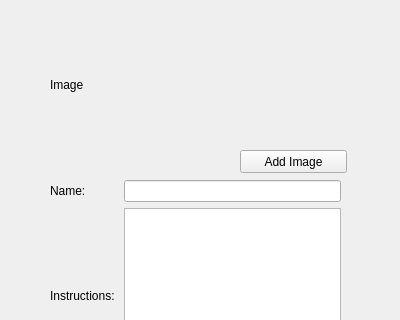
Before: the Qt Designer form src/addexercisewindow.ui in Nickswoboda/HEPBuilder, drawn with Qt 5; both pictures show x 0 to 400 and y 0 to 320 of the 400 by 500 pixel window.
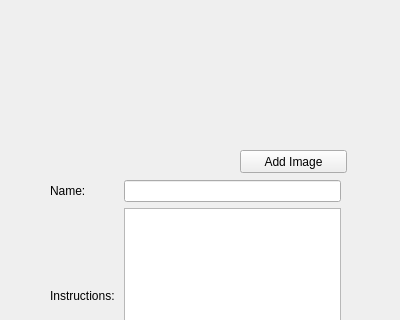
After: the same form once the commit is applied.

Commit message: Improve layout and aesthetics

```diff
--- a/src/addexercisewindow.ui
+++ b/src/addexercisewindow.ui
@@ -102,7 +102,7 @@
     </rect>
    </property>
    <property name="text">
-    <string>Image</string>
+    <string/>
    </property>
    <property name="scaledContents">
     <bool>true</bool>
```
Left out of the diff: 32 changed lines with no effect on the pictures. The commit also changes 7 other files.
